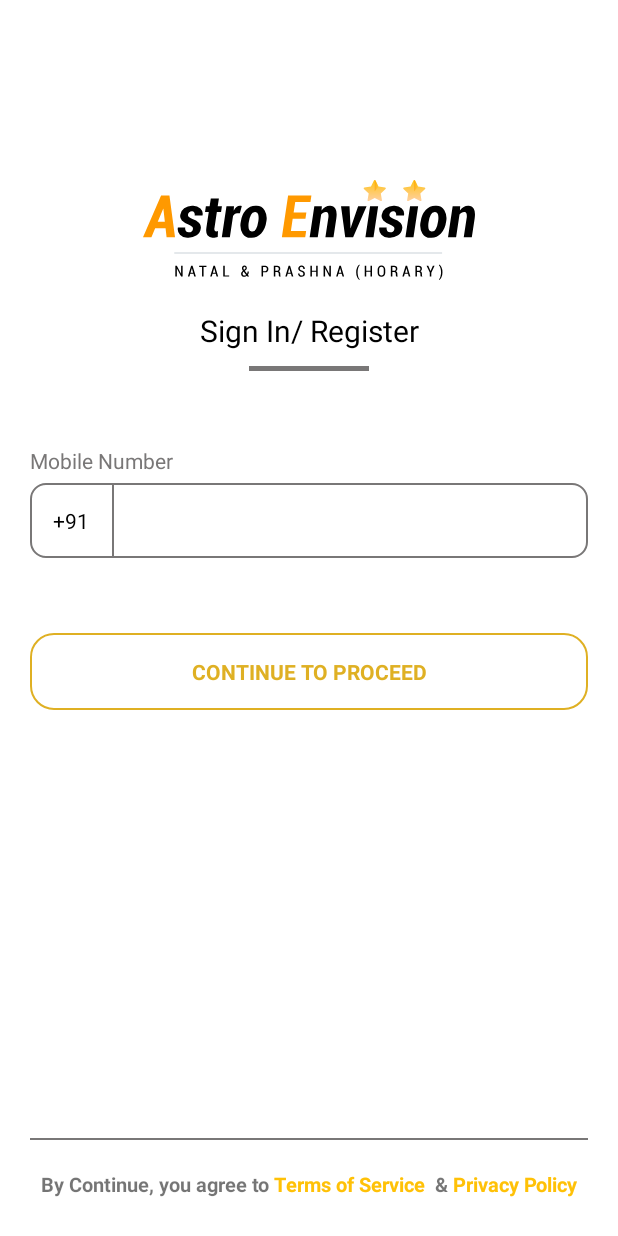
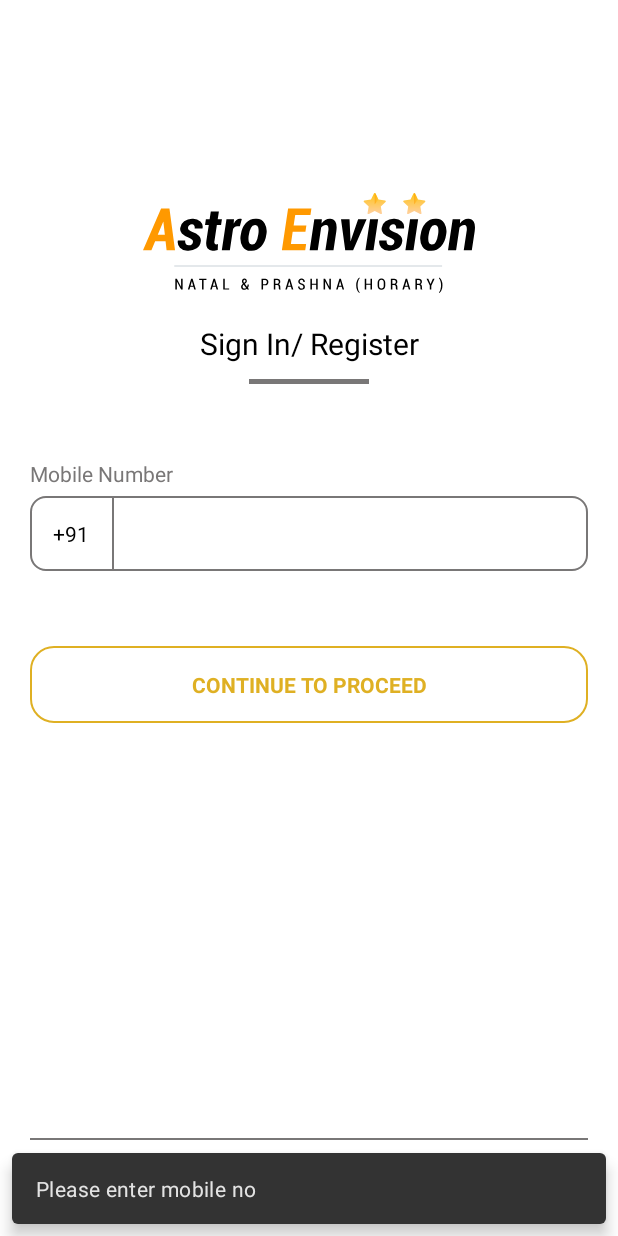
Before and after one commit to prahladamigo/astrovision, an Android app: the screen it shows after launch (LoginActivity), after a tap on "CONTINUE TO PROCEED", on a phone screen of 412 x 824 dp. Run offline under Robolectric (Android 15) with nearby library versions, the phone set to English and light mode, and no system bars; our stand-ins replace Dagger/Hilt's generated code.

Commit message:
New Changes

```diff
--- a/app/src/main/java/com/astroenvision/astropower/common/Utility.kt
+++ b/app/src/main/java/com/astroenvision/astropower/common/Utility.kt
@@ -1,12 +1,12 @@
 package com.astroenvision.astropower.common
 
 import android.content.Context
-import android.graphics.Color
 import android.text.TextUtils
 import android.util.Patterns
 import android.view.View
 import android.view.inputmethod.InputMethodManager
-import java.lang.Exception
+import com.google.android.material.snackbar.Snackbar
+
 
 class Utility {
     companion object {
@@ -22,13 +22,20 @@ class Utility {
             return check
         }
 
-        fun hideKeyboard(view: View){
+        fun hideKeyboard(view: View) {
             try {
-                val imm = view.context.getSystemService(Context.INPUT_METHOD_SERVICE) as InputMethodManager
+                val imm =
+                    view.context.getSystemService(Context.INPUT_METHOD_SERVICE) as InputMethodManager
                 imm.hideSoftInputFromWindow(view.windowToken, 0)
-            }catch (e: Exception){
+            } catch (e: Exception) {
 
             }
         }
+
+        fun showSnackBar(view: View, message: String) {
+            val snackBar =
+                Snackbar.make(view, message, Snackbar.LENGTH_SHORT)
+            snackBar.show()
+        }
     }
 }
--- a/app/src/main/java/com/astroenvision/astropower/retrofit/RetrofitClient.kt
+++ /dev/null
@@ -1,4 +0,0 @@
-package com.astroenvision.astropower.retrofit
-
-object RetrofitClient {
-}
--- a/app/src/main/java/com/astroenvision/astropower/retrofit/NetworkModule.kt
+++ b/app/src/main/java/com/astroenvision/astropower/retrofit/RetrofitHelper.kt
@@ -14,7 +14,7 @@ import javax.inject.Singleton
 
 @InstallIn(SingletonComponent::class)
 @Module
-class NetworkModule {
+class RetrofitHelper {
 
     @Singleton
     @Provides
--- a/app/src/main/java/com/astroenvision/astropower/ui/login/LoginFragment.kt
+++ b/app/src/main/java/com/astroenvision/astropower/ui/login/LoginFragment.kt
@@ -5,12 +5,14 @@ import androidx.fragment.app.Fragment
 import android.view.LayoutInflater
 import android.view.View
 import android.view.ViewGroup
+import androidx.core.view.isVisible
 import androidx.fragment.app.activityViewModels
 import androidx.lifecycle.Observer
 import androidx.navigation.fragment.findNavController
 import com.astroenvision.astropower.R
 import com.astroenvision.astropower.common.NetworkResult
 import com.astroenvision.astropower.common.Utility
+import com.astroenvision.astropower.common.Utility.Companion.showSnackBar
 import com.astroenvision.astropower.databinding.FragmentLoginBinding
 import com.astroenvision.astropower.models.UserRequest
 import com.cheezycode.notesample.utils.TokenManager
@@ -52,7 +54,7 @@ class LoginFragment : Fragment() {
                 val userRequest = getUserRequest()
                 userViewModel.userLogin(userRequest)
             } else {
-                // showValidationErrors(validationResult.second)
+                showSnackBar(binding.root, validationResult.second)
             }
             bindObservers()
         }
@@ -66,18 +68,17 @@ class LoginFragment : Fragment() {
 
     private fun bindObservers() {
         userViewModel.userResponseLiveData.observe(viewLifecycleOwner, Observer {
-
-            //binding.progressBar.isVisible = false
+            binding.progressBar.isVisible = false
             when (it) {
                 is NetworkResult.Success -> {
                     //  tokenManager.saveToken(it.data!!.token)
                     findNavController().navigate(R.id.action_loginFragment_to_OTPFragment)
                 }
                 is NetworkResult.Error -> {
-                    // showValidationErrors(it.message.toString())
+                    showSnackBar(binding.root, it.message.toString())
                 }
                 is NetworkResult.Loading -> {
-                    //binding.progressBar.isVisible = true
+                    binding.progressBar.isVisible = false
                 }
             }
         })
--- a/app/src/main/res/layout/fragment_login.xml
+++ b/app/src/main/res/layout/fragment_login.xml
@@ -9,6 +9,18 @@
         android:layout_width="match_parent"
         android:layout_height="wrap_content"
         android:orientation="vertical">
+
+        <ProgressBar
+            android:id="@+id/progressBar"
+            style="?android:attr/progressBarStyleHorizontal"
+            android:layout_width="fill_parent"
+            android:layout_height="wrap_content"
+            android:indeterminate="true"
+            android:max="100"
+            android:visibility="invisible"
+            android:backgroundTint="@color/white"
+            android:indeterminateTint="#1a09d6"
+            android:layout_marginTop="-7dp"/>
 
         <ImageView
             android:layout_width="wrap_content"
--- a/app/src/main/res/values/strings.xml
+++ b/app/src/main/res/values/strings.xml
@@ -28,7 +28,5 @@
     <string name="send_to">send to</string>
     <string name="enter_4_digit_otp">ENTER 4 DIGIT OTP</string>
     <string name="confirm_otp">Confirm OTP</string>
-    <!-- TODO: Remove or change this placeholder text -->
-    <string name="hello_blank_fragment">Hello blank fragment</string>
 
 </resources>
```
